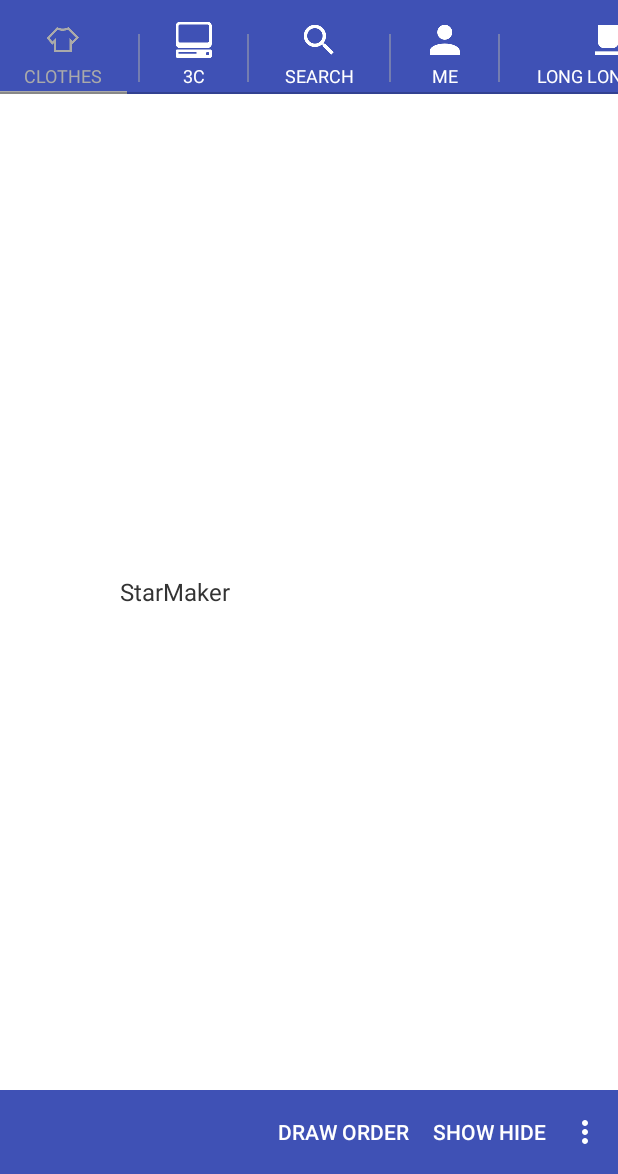
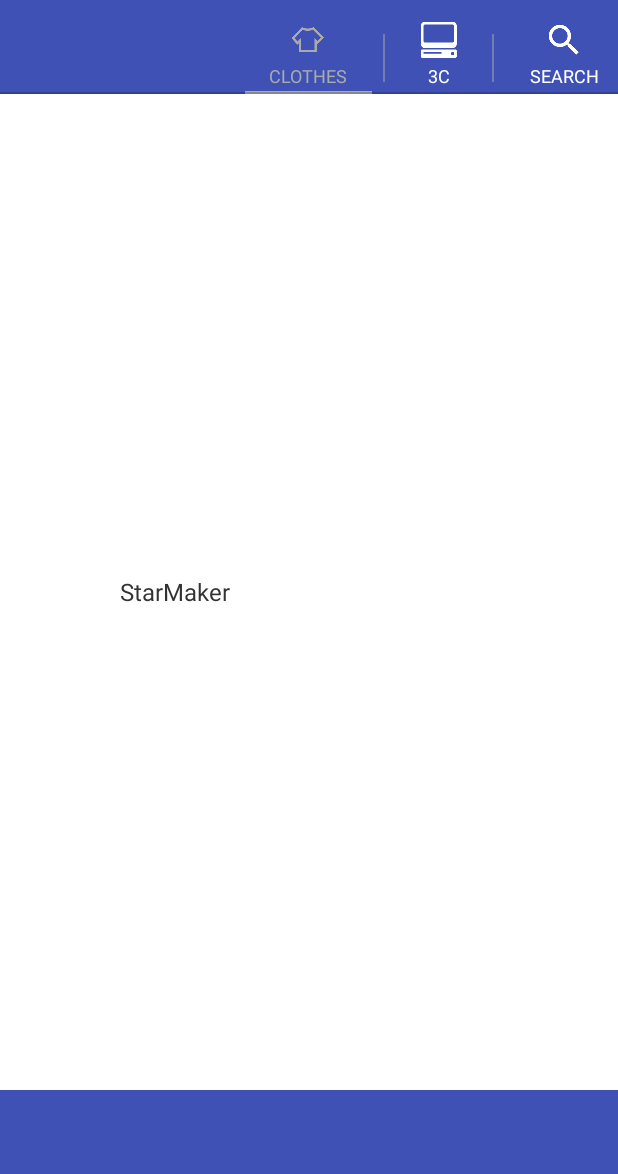
Before and after one commit to ExchangeWorld/ExchangeWorld-android, an Android app: the screen it shows after launch (MainActivity), on a phone screen of 412 x 824 dp, the part 62-1236 px from its top. Run offline under Robolectric (Android 15) with nearby library versions, the phone set to English and light mode, and no system bars; libraries missing offline, so code that uses them is left out: android.support.v8, com.facebook.drawee; plain views replace SimpleDraweeView; pictures from the network do not load; 6 statements that could not run were skipped.

Commit message:
set tab default center, remove bottom menu

```diff
--- a/Android-NiceTab-master/demo/src/main/java/me/amiee/nicetab/demo/DemoFragment.java
+++ b/Android-NiceTab-master/demo/src/main/java/me/amiee/nicetab/demo/DemoFragment.java
@@ -134,7 +134,8 @@ public class DemoFragment extends Fragment {
 
     @Override
     public View onCreateView(LayoutInflater inflater, ViewGroup container,
-            Bundle savedInstanceState) {
+            Bundle savedInstanceState)
+    {
         return inflater.inflate(R.layout.fragment_demo, container, false);
     }
 
@@ -182,6 +183,8 @@ public class DemoFragment extends Fragment {
 
         mNiceTabLayout.setOnIndicatorColorChangedListener((MainActivity) getActivity());
 
+        //bottom menu
+        /*
         mToolbar = (Toolbar) view.findViewById(R.id.demo_toolbar);
         mToolbar.inflateMenu(R.menu.demo_bottom);
         mToolbar.setOnMenuItemClickListener(new Toolbar.OnMenuItemClickListener() {
@@ -281,6 +284,7 @@ public class DemoFragment extends Fragment {
                 return false;
             }
         });
+        */ //bottom menu
     }
 
     private void testBadge() {
--- a/Android-NiceTab-master/demo/src/main/res/layout/fragment_demo.xml
+++ b/Android-NiceTab-master/demo/src/main/res/layout/fragment_demo.xml
@@ -38,7 +38,10 @@
         app:ntlTabMode="both"
         app:ntlTextSize="@dimen/tab_title_text_size"
         app:ntlTextStyle="normal"
-        app:ntlUnderlineHeight="1dp"/>
+        app:ntlUnderlineHeight="1dp"
+        app:ntlTabSelectedCenter="true"/>
+        <!--app:ntlTabDistributeEvenly="true"-->
+
 
     <!--<me.amiee.nicetab.NiceTabLayout-->
     <!--android:id="@+id/sliding_tabs"-->
```
